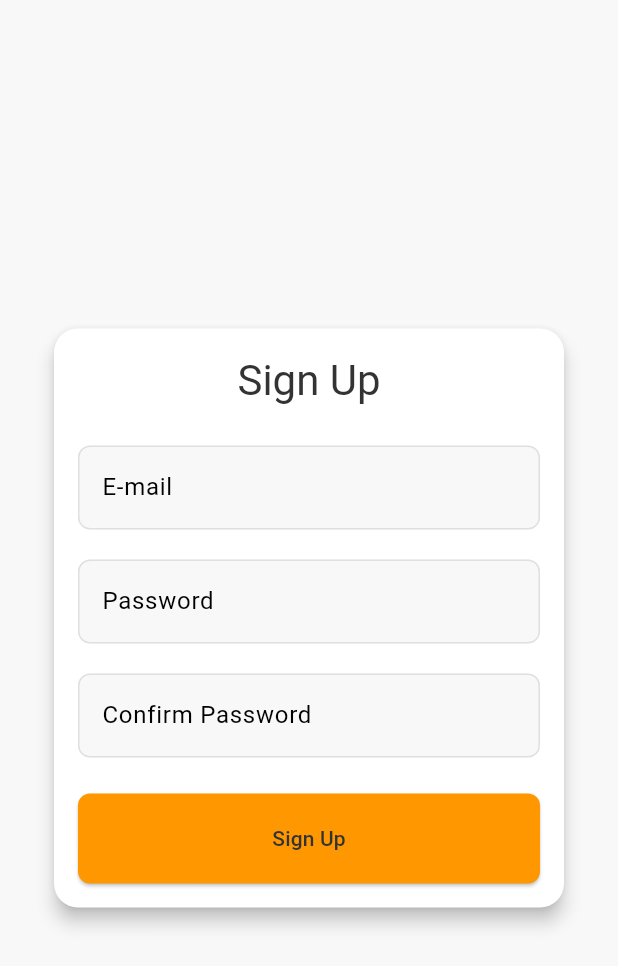
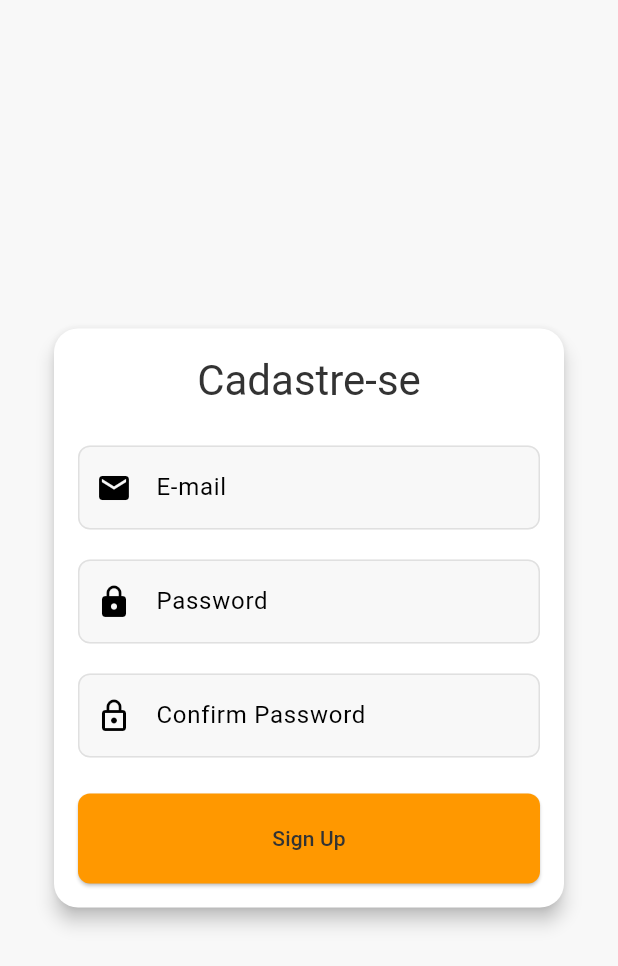
Before and after one commit to lucasbno/blindex, a Flutter app: the SignUpView screen opened by its route, on a phone screen of 412 x 824 dp. Shown: the top 966 px of the screen. Run offline on Flutter 3.47's test engine with Material 3 defaults, Android fonts, the phone set to English and light mode, and no system bars; our stand-ins replace device_preview, get_it; missing offline and left inert: bcrypt.

Commit message:
Icons to Sign Up Screen fields

```diff
--- a/lib/view/sign_up_view.dart
+++ b/lib/view/sign_up_view.dart
@@ -85,7 +85,7 @@ class _SignUpViewState extends State<SignUpView> {
               // Title
               Center(
                 child: Text(
-                  'Sign Up',
+                  'Cadastre-se',
                   style: Theme.of(context).textTheme.headlineMedium,
                   textAlign: TextAlign.center,
                 ),
@@ -106,6 +106,7 @@ class _SignUpViewState extends State<SignUpView> {
                       color: Theme.of(context).primaryColor, // Accent color for border
                     ),
                   ),
+                  prefixIcon: const Icon(Icons.email)
                 ),
               ),
 
@@ -125,6 +126,7 @@ class _SignUpViewState extends State<SignUpView> {
                       color: Theme.of(context).primaryColor,
                     ),
                   ),
+                  prefixIcon: const Icon(Icons.lock)
                 ),
               ),
 
@@ -144,6 +146,7 @@ class _SignUpViewState extends State<SignUpView> {
                       color: Theme.of(context).primaryColor,
                     ),
                   ),
+                  prefixIcon: const Icon(Icons.lock_outline)
                 ),
               ),
 
```
